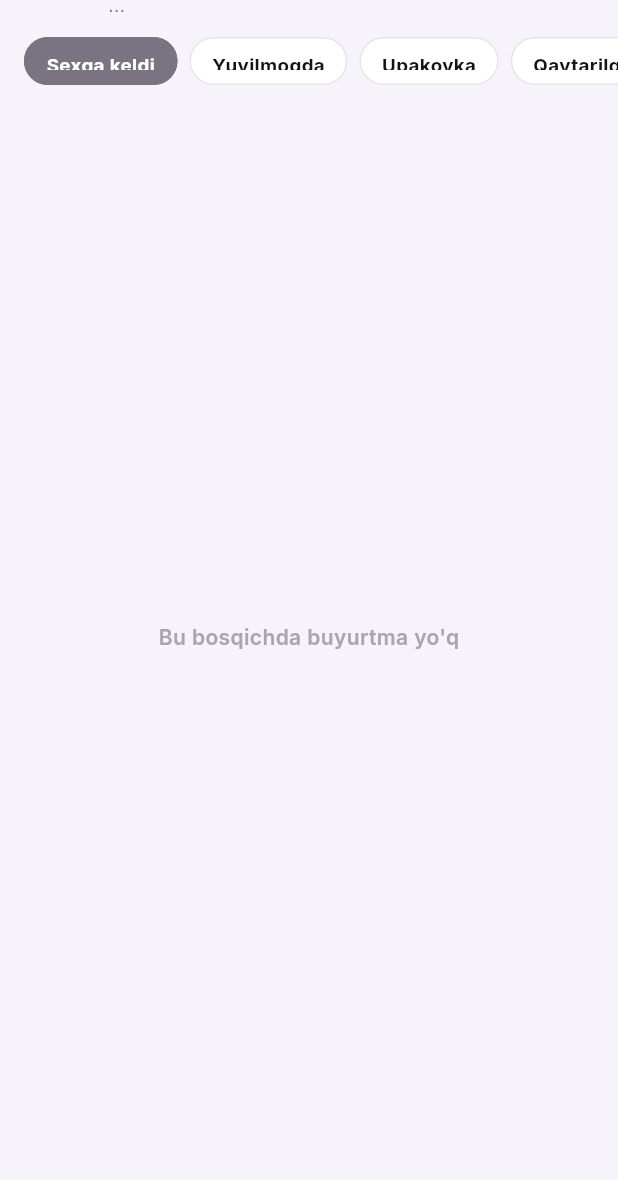
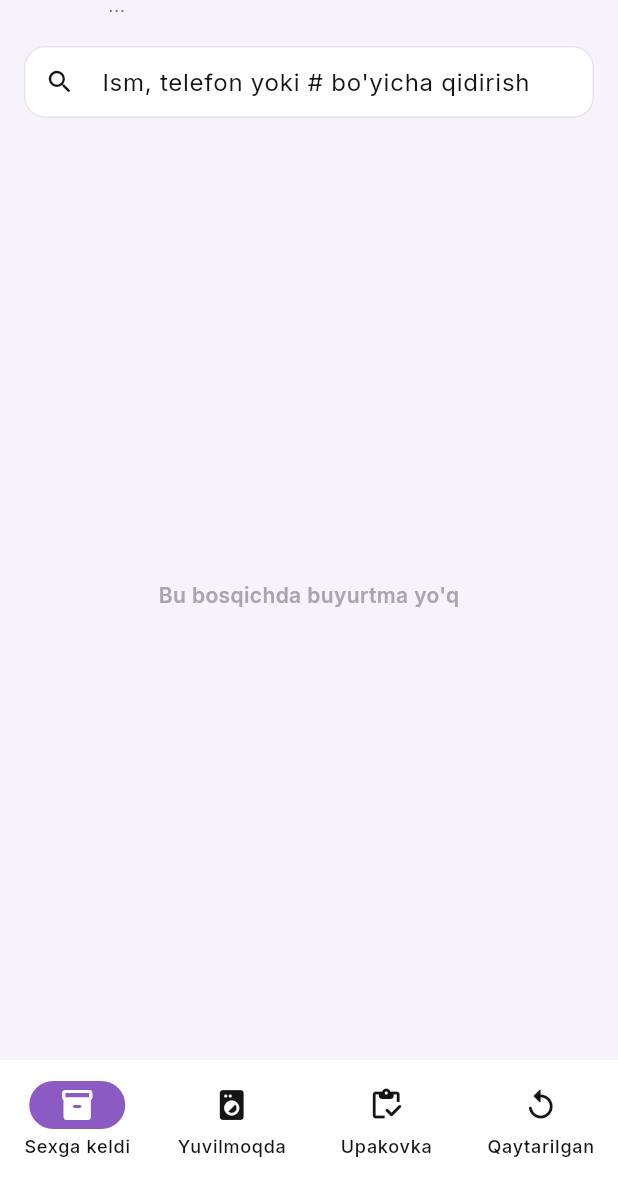
Before and after one commit to afzalbekoribjonov/selta-cleaning-server, a Flutter app: the WorkerHomeScreen screen opened directly, on a phone screen of 412 x 824 dp, the part 56-1236 px from its top. Run offline on Flutter 3.47's test engine with Material 3 defaults, Android fonts, the phone set to English and light mode, and no system bars; our stand-ins replace cloud_firestore, firebase_auth, firebase_core, firebase_messaging, flutter_riverpod, go_router and 1 more; accounts and stored records are empty.

Commit message:
mobile: fix stale-stream permission bug, redesign dept screens, notif fix
Critical bug fix: recentOrdersProvider/myTeamOrdersProvider and the
per-order item/comment StreamProviders were plain top-level providers
with no dependency on auth state. A live Firestore listener that loses
permission (e.g. on signOut, once auth becomes null) is permanently
killed by Firestore and never auto-retries — so Riverpod cached that
error forever, meaning every PIN login after the first logout in the
same app session showed permission-denied even with valid auth. Fixed
by making every such provider watch authStateProvider, so they're torn
down and rebuilt on every login/logout.

UI: Worker/QC/Delivery screens had their stage filters as a horizontal
scrolling chip row that got cut off on-screen (half hidden). Replaced
with a fixed bottom NavigationBar (matching Dispatcher's existing
pattern) with icon + label per stage and a live badge count, plus
added the same search field Dispatcher already had.

Notifications: audited the full order-lifecycle notification coverage
(createOrder, changeOrderStatus, submitItemQc, assignTeam) - already
comprehensive in code. Found the real likely culprit for "no
notifications arrive": AndroidManifest.xml never declared
POST_NOTIFICATIONS, which Android 13+ requires before the app can
show notifications at all, regardless of FCM token registration.

Co-Authored-By: Claude Sonnet 5 <noreply@anthropic.com>

```diff
--- a/mobile/lib/features/qc/qc_order_detail_sheet.dart
+++ b/mobile/lib/features/qc/qc_order_detail_sheet.dart
@@ -4,7 +4,7 @@ import 'package:flutter_riverpod/flutter_riverpod.dart';
 import '../../app/theme.dart';
 import '../../core/models/order.dart';
 import '../../core/models/order_item.dart';
-import '../../core/services/auth_service.dart' show describeApiError;
+import '../../core/services/auth_service.dart' show authStateProvider, describeApiError;
 import '../../core/services/orders_repository.dart';
 import '../shared/comments_section.dart';
 
@@ -18,6 +18,7 @@ void openQcOrderDetailSheet(BuildContext context, Order order) {
 }
 
 final _itemsProvider = StreamProvider.family<List<OrderItem>, String>((ref, orderId) {
+  ref.watch(authStateProvider);
   return ref.watch(ordersRepositoryProvider).watchItems(orderId);
 });
 
--- a/mobile/lib/features/shared/comments_section.dart
+++ b/mobile/lib/features/shared/comments_section.dart
@@ -3,7 +3,7 @@ import 'package:flutter/material.dart';
 import 'package:flutter_riverpod/flutter_riverpod.dart';
 
 import '../../app/theme.dart';
-import '../../core/services/auth_service.dart' show employeeClaimsProvider;
+import '../../core/services/auth_service.dart' show authStateProvider, employeeClaimsProvider;
 import '../../core/services/employee_repository.dart';
 import '../../core/services/orders_repository.dart';
 import '../../core/utils/date_utils.dart';
@@ -119,6 +119,7 @@ class _CommentsSectionState extends ConsumerState<CommentsSection> {
 }
 
 final _commentsProvider = StreamProvider.family<List<Map<String, dynamic>>, String>((ref, orderId) {
+  ref.watch(authStateProvider);
   return ref.watch(ordersRepositoryProvider).watchComments(orderId);
 });
 
--- a/mobile/lib/features/shared/team_job_detail_sheet.dart
+++ b/mobile/lib/features/shared/team_job_detail_sheet.dart
@@ -5,7 +5,7 @@ import '../../app/theme.dart';
 import '../../core/constants.dart';
 import '../../core/models/order.dart';
 import '../../core/models/order_item.dart';
-import '../../core/services/auth_service.dart' show describeApiError;
+import '../../core/services/auth_service.dart' show authStateProvider, describeApiError;
 import '../../core/services/orders_repository.dart';
 import '../worker/item_entry_sheet.dart';
 import 'comments_section.dart';
@@ -23,6 +23,7 @@ const _nextStage = {'team_assigned': 'in_progress', 'in_progress': 'done'};
 const _actionLabel = {'team_assigned': 'Ishni boshlash', 'in_progress': 'Yakunlash'};
 
 final _itemsProvider = StreamProvider.family<List<OrderItem>, String>((ref, orderId) {
+  ref.watch(authStateProvider);
   return ref.watch(ordersRepositoryProvider).watchItems(orderId);
 });
 
--- a/mobile/lib/features/worker/worker_home_screen.dart
+++ b/mobile/lib/features/worker/worker_home_screen.dart
@@ -2,7 +2,6 @@ import 'package:flutter/material.dart';
 import 'package:flutter_riverpod/flutter_riverpod.dart';
 
 import '../../app/theme.dart';
-import '../../core/constants.dart';
 import '../../core/services/employee_repository.dart';
 import '../../core/services/orders_repository.dart';
 import '../../core/widgets/confirm_logout.dart';
@@ -10,8 +9,21 @@ import '../dispatcher/widgets/order_card.dart';
 import '../shared/team_jobs_section.dart';
 import 'worker_order_detail_sheet.dart';
 
-const _workerStages = ['brought_in', 'washing', 'packing'];
 const _returnedStage = 'returned';
+
+const _stageIcons = {
+  'brought_in': Icons.inventory_2_rounded,
+  'washing': Icons.local_laundry_service_rounded,
+  'packing': Icons.inventory_rounded,
+  _returnedStage: Icons.replay_rounded,
+};
+const _stageLabels = {
+  'brought_in': 'Sexga keldi',
+  'washing': 'Yuvilmoqda',
+  'packing': 'Upakovka',
+  _returnedStage: 'Qaytarilgan',
+};
+const _workerStages = ['brought_in', 'washing', 'packing', _returnedStage];
 
 /// Ishchi paneli — talab: brought_in -> washing -> packing -> qc_review
 /// pipeline'ini boshqaradi. Faqat "Olib kelish" xizmat turidagi
@@ -24,13 +36,15 @@ class WorkerHomeScreen extends ConsumerStatefulWidget {
 }
 
 class _WorkerHomeScreenState extends ConsumerState<WorkerHomeScreen> {
-  String _stage = 'brought_in';
+  int _stageIndex = 0;
+  String _search = '';
 
   @override
   Widget build(BuildContext context) {
     final employeeAsync = ref.watch(currentEmployeeProvider);
     final fullName = employeeAsync.value?['fullName'] as String? ?? '...';
     final ordersAsync = ref.watch(recentOrdersProvider);
+    final stage = _workerStages[_stageIndex];
 
     return Scaffold(
       appBar: AppBar(
@@ -52,28 +66,20 @@ class _WorkerHomeScreenState extends ConsumerState<WorkerHomeScreen> {
       body: Column(
         children: [
           const TeamJobsSection(),
-          SizedBox(
-            height: 44,
-            child: ListView(
-              scrollDirection: Axis.horizontal,
-              padding: const EdgeInsets.symmetric(horizontal: 16, vertical: 6),
-              children: [
-                for (final stage in _workerStages) ...[
-                  _StageChip(
-                    label: kStatusConfig[stage]!.label,
-                    selected: _stage == stage,
-                    color: kStatusConfig[stage]!.color,
-                    onTap: () => setState(() => _stage = stage),
-                  ),
-                  const SizedBox(width: 8),
-                ],
-                _StageChip(
-                  label: 'Qaytarilgan',
-                  selected: _stage == _returnedStage,
-                  color: AppColors.danger,
-                  onTap: () => setState(() => _stage = _returnedStage),
-                ),
-              ],
+          Padding(
+            padding: const EdgeInsets.fromLTRB(16, 12, 16, 8),
+            child: TextField(
+              onChanged: (v) => setState(() => _search = v.trim().toLowerCase()),
+              decoration: InputDecoration(
+                hintText: 'Ism, telefon yoki # bo\'yicha qidirish',
+                prefixIcon: const Icon(Icons.search_rounded, size: 20),
+                isDense: true,
+                filled: true,
+                fillColor: AppColors.surface,
+                contentPadding: const EdgeInsets.symmetric(horizontal: 14, vertical: 12),
+                border: OutlineInputBorder(borderRadius: BorderRadius.circular(14), borderSide: const BorderSide(color: AppColors.border)),
+                enabledBorder: OutlineInputBorder(borderRadius: BorderRadius.circular(14), borderSide: const BorderSide(color: AppColors.border)),
+              ),
             ),
           ),
           Expanded(
@@ -81,15 +87,24 @@ class _WorkerHomeScreenState extends ConsumerState<WorkerHomeScreen> {
               loading: () => const Center(child: CircularProgressIndicator()),
               error: (err, _) => Center(child: Text('Xatolik: $err')),
               data: (orders) {
-                final filtered = orders
-                    .where((o) => o.serviceType == 'pickup' && (_stage == _returnedStage ? (o.status == 'qc_review' && o.hasFailedItem) : o.status == _stage))
-                    .toList()
-                  ..sort((a, b) => a.createdAt.compareTo(b.createdAt));
+                var filtered = orders
+                    .where((o) => o.serviceType == 'pickup' && (stage == _returnedStage ? (o.status == 'qc_review' && o.hasFailedItem) : o.status == stage))
+                    .toList();
+
+                if (_search.isNotEmpty) {
+                  filtered = filtered.where((o) {
+                    return o.customerName.toLowerCase().contains(_search) ||
+                        o.phone.toLowerCase().contains(_search) ||
+                        o.orderNumber.toString().contains(_search);
+                  }).toList();
+                }
+
+                filtered.sort((a, b) => a.createdAt.compareTo(b.createdAt));
 
                 if (filtered.isEmpty) {
                   return Center(
                     child: Text(
-                      _stage == _returnedStage ? 'Qaytarilgan mahsulot yo\'q' : 'Bu bosqichda buyurtma yo\'q',
+                      stage == _returnedStage ? 'Qaytarilgan mahsulot yo\'q' : 'Bu bosqichda buyurtma yo\'q',
                       style: const TextStyle(color: AppColors.gray, fontWeight: FontWeight.w600),
                     ),
                   );
@@ -109,32 +124,44 @@ class _WorkerHomeScreenState extends ConsumerState<WorkerHomeScreen> {
           ),
         ],
       ),
+      bottomNavigationBar: ordersAsync.when(
+        loading: () => null,
+        error: (_, __) => null,
+        data: (orders) {
+          final pickupOrders = orders.where((o) => o.serviceType == 'pickup').toList();
+          int countFor(String s) => s == _returnedStage
+              ? pickupOrders.where((o) => o.status == 'qc_review' && o.hasFailedItem).length
+              : pickupOrders.where((o) => o.status == s).length;
+
+          return NavigationBar(
+            selectedIndex: _stageIndex,
+            onDestinationSelected: (i) => setState(() => _stageIndex = i),
+            destinations: [
+              for (final s in _workerStages)
+                NavigationDestination(
+                  icon: _BadgedIcon(icon: _stageIcons[s]!, count: countFor(s)),
+                  label: _stageLabels[s]!,
+                ),
+            ],
+          );
+        },
+      ),
     );
   }
 }
 
-class _StageChip extends StatelessWidget {
-  final String label;
-  final bool selected;
-  final Color color;
-  final VoidCallback onTap;
-
-  const _StageChip({required this.label, required this.selected, required this.color, required this.onTap});
+class _BadgedIcon extends StatelessWidget {
+  final IconData icon;
+  final int count;
+  const _BadgedIcon({required this.icon, required this.count});
 
   @override
   Widget build(BuildContext context) {
-    return Material(
-      color: selected ? color : AppColors.surface,
-      borderRadius: BorderRadius.circular(20),
-      child: InkWell(
-        borderRadius: BorderRadius.circular(20),
-        onTap: onTap,
-        child: Container(
-          padding: const EdgeInsets.symmetric(horizontal: 14, vertical: 9),
-          decoration: BoxDecoration(borderRadius: BorderRadius.circular(20), border: Border.all(color: selected ? color : AppColors.border)),
-          child: Text(label, style: TextStyle(color: selected ? Colors.white : AppColors.ink, fontWeight: FontWeight.w700, fontSize: 12.5)),
-        ),
-      ),
+    if (count == 0) return Icon(icon);
+    return Badge(
+      label: Text(count > 99 ? '99+' : '$count'),
+      backgroundColor: AppColors.danger,
+      child: Icon(icon),
     );
   }
 }
--- a/mobile/lib/features/worker/worker_order_detail_sheet.dart
+++ b/mobile/lib/features/worker/worker_order_detail_sheet.dart
@@ -5,7 +5,7 @@ import '../../app/theme.dart';
 import '../../core/constants.dart';
 import '../../core/models/order.dart';
 import '../../core/models/order_item.dart';
-import '../../core/services/auth_service.dart' show describeApiError;
+import '../../core/services/auth_service.dart' show authStateProvider, describeApiError;
 import '../../core/services/orders_repository.dart';
 import '../shared/comments_section.dart';
 import 'item_entry_sheet.dart';
@@ -142,6 +142,7 @@ class _WorkerOrderDetailSheetState extends ConsumerState<_WorkerOrderDetailSheet
 }
 
 final _itemsProvider = StreamProvider.family<List<OrderItem>, String>((ref, orderId) {
+  ref.watch(authStateProvider);
   return ref.watch(ordersRepositoryProvider).watchItems(orderId);
 });
 
```
Also changed, not shown: mobile/lib/core/services/orders_repository.dart (+10 -1 lines), mobile/lib/features/delivery/delivery_home_screen.dart (+60 -38 lines), mobile/lib/features/qc/qc_home_screen.dart (+60 -32 lines), 1 other file.
